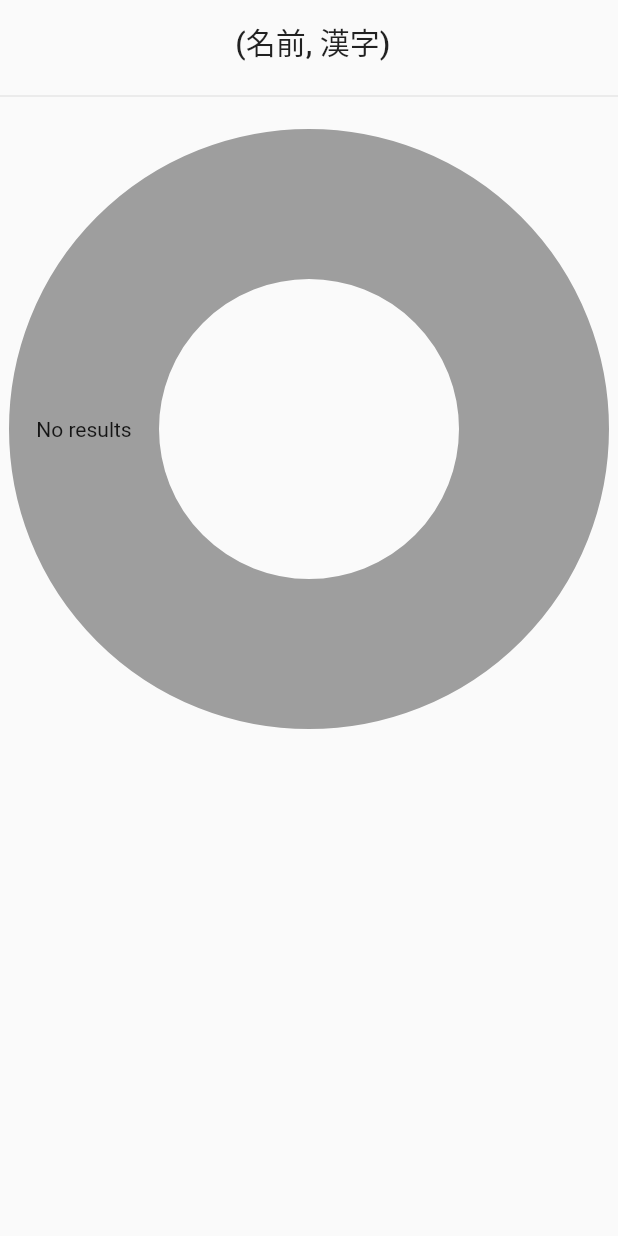
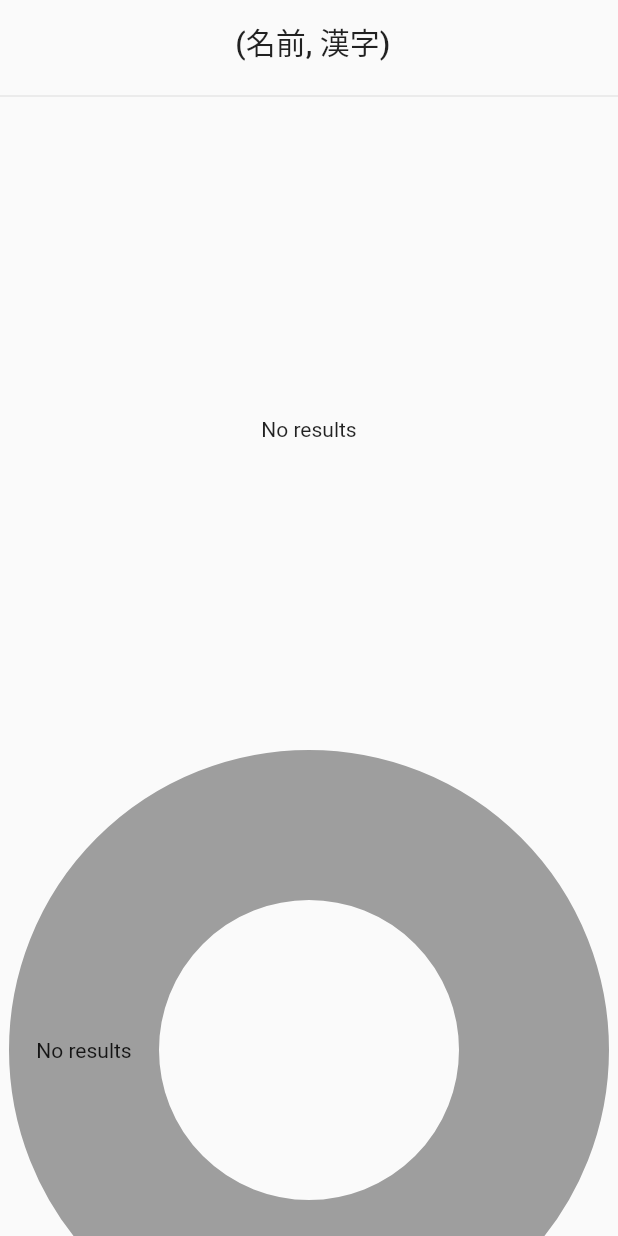
Before and after one commit to richardjharris/yomikun-app, a Flutter app: the DetailScreen widget shown alone on an empty page, opened directly with empty values, on a phone screen of 412 x 824 dp. Run offline on Flutter 3.47's test engine with Material 2 defaults, Android fonts, the phone set to English and light mode, and no system bars; our stand-ins replace easy_dynamic_theme, equatable, flutter_hooks, flutter_slidable, hive_flutter, hooks_riverpod and 3 more; missing offline and left inert: kana_kit, treemap, unorm_dart; accounts and stored records are empty.

Commit message:
Add experimental treemap visualisation

```diff
--- a/lib/screens/detail_screen.dart
+++ b/lib/screens/detail_screen.dart
@@ -1,5 +1,6 @@
 import 'package:fl_chart/fl_chart.dart';
 import 'package:flutter/material.dart';
+import 'package:treemap/treemap.dart';
 import 'package:yomikun/core/number_format.dart';
 import 'package:yomikun/models/namedata.dart';
 import 'package:yomikun/models/query_result.dart';
@@ -55,6 +56,11 @@ class DetailScreen extends StatelessWidget {
         const Divider(),
         Container(
           constraints: const BoxConstraints(maxHeight: 400, maxWidth: 400),
+          child: treeMap(context),
+          margin: const EdgeInsets.only(top: 14),
+        ),
+        Container(
+          constraints: const BoxConstraints(maxHeight: 400, maxWidth: 400),
           child: pieChart(context),
           margin: const EdgeInsets.only(top: 14),
         ),
@@ -86,6 +92,41 @@ class DetailScreen extends StatelessWidget {
         PieChartData(
           sections: pieChartSections(context),
         ),
+      ),
+    );
+  }
+
+  Widget treeMap(BuildContext context) {
+    final maleColor = HSVColor.fromColor(Colors.blue.shade300);
+    final femaleColor = HSVColor.fromColor(Colors.pink.shade300);
+
+    final results = query.results.where((r) => r.hitsTotal > 0).toList();
+    if (results.isEmpty) {
+      return const Center(child: Text('No results'));
+    }
+
+    return AspectRatio(
+      aspectRatio: 1.0,
+      child: TreeMapLayout(
+        tile: Binary(),
+        children: [
+          TreeNode.node(
+            padding: const EdgeInsets.all(10),
+            children: query.results.where((r) => r.hitsTotal > 0).map((r) {
+              final color =
+                  HSVColor.lerp(maleColor, femaleColor, r.genderMlScore / 255.0)
+                      ?.toColor();
+
+              final label = query.ky == KakiYomi.kaki ? r.yomi : r.kaki;
+
+              return TreeNode.leaf(
+                value: r.hitsTotal,
+                options: TreeNodeOptions(
+                    child: Center(child: Text(label)), color: color),
+              );
+            }).toList(),
+          ),
+        ],
       ),
     );
   }
--- a/pubspec.yaml
+++ b/pubspec.yaml
@@ -15,8 +15,11 @@ dependencies:
   path_provider: any
   path: ^1.8.0
   easy_dynamic_theme: ^2.2.0
+  collection: ^1.15.0
+
+  # Visualisation
   fl_chart: ^0.41.0
-  collection: ^1.15.0
+  treemap: ^0.4.0
 
   # For romaji <-> kana conversion
   kana_kit: ^2.0.0
```
Also changed, not shown: pubspec.lock.
